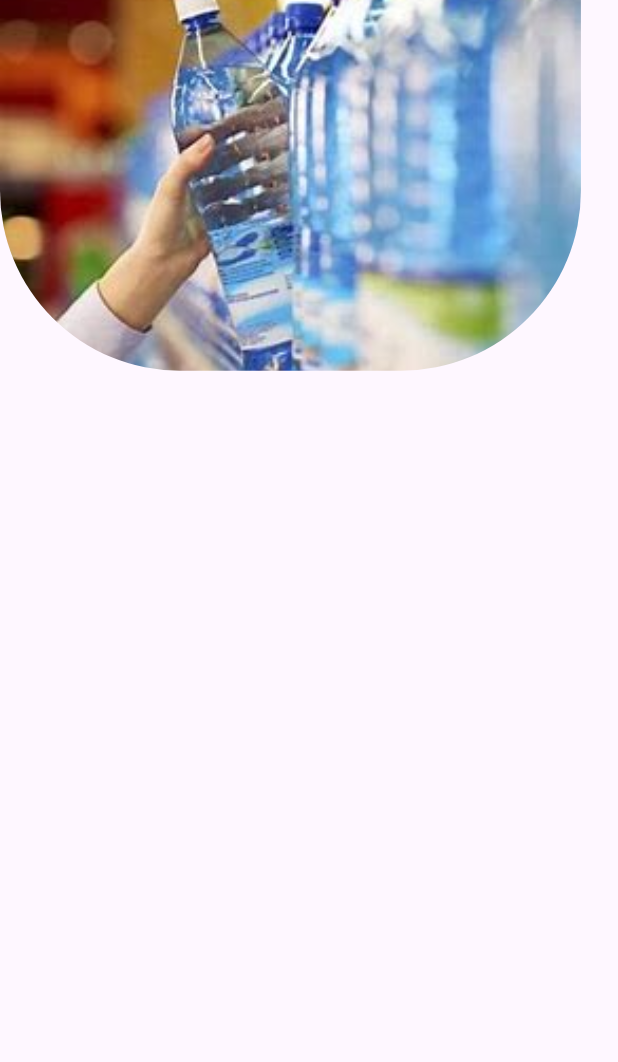
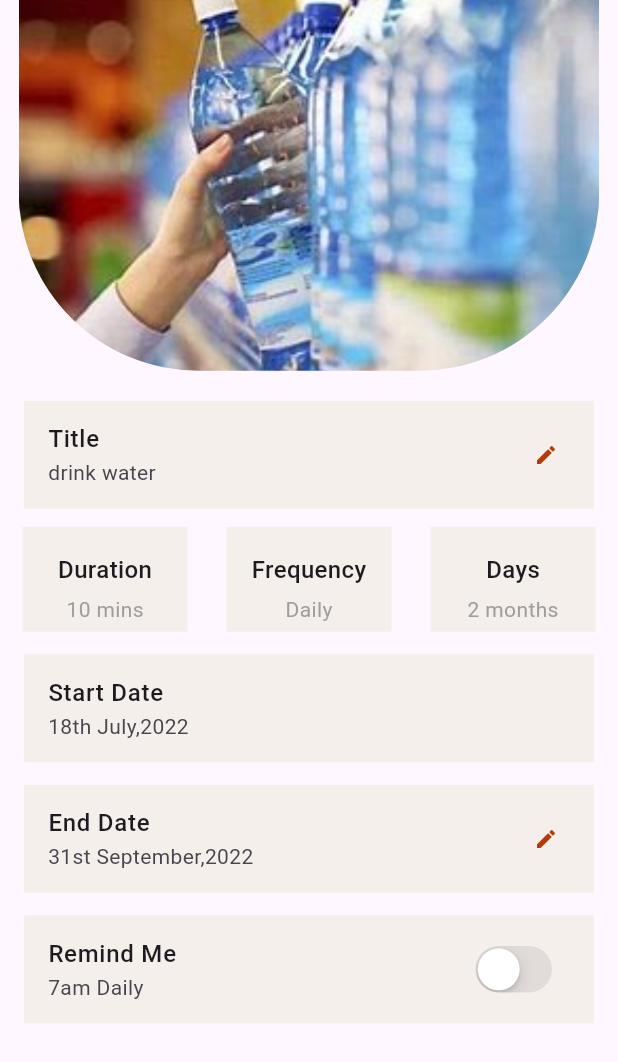
Before and after one commit to Sparklinglily/Habit-Tracker-App, a Flutter app: the HabitsPage screen opened by its route, after a tap on "Drink water", on a phone screen of 412 x 824 dp. Shown: the top 1062 px of the screen. Run offline on Flutter 3.47's test engine with Material 3 defaults, Android fonts, the phone set to English and light mode, and no system bars; our stand-ins replace cloud_firestore, email_validator, firebase_auth, firebase_core, flutter_slidable, get and 4 more; missing offline and left inert: dart:ffi; accounts and stored records are empty; network calls fail.

Commit message:
habitdetails page

```diff
--- /dev/null
+++ b/lib/presentation/views/MainScreens/bottomNavButtons/Habit/Widgets/habitDetailsTile.dart
@@ -0,0 +1,35 @@
+import 'package:flutter/material.dart';
+
+class HabitDetailsTile extends StatelessWidget {
+  final String title;
+  final String subTitle;
+  final Widget? icon;
+  final Widget? switchButton;
+  const HabitDetailsTile(
+      {required this.title,
+      required this.subTitle,
+      this.icon,
+      this.switchButton,
+      super.key});
+
+  @override
+  Widget build(BuildContext context) {
+    return Padding(
+      padding: const EdgeInsets.only(left: 16.0, right: 16),
+      child: Container(
+        color: Color.fromARGB(255, 245, 239, 235),
+        child: ListTile(
+          title: Text(
+            title,
+            style: TextStyle(fontSize: 16, fontWeight: FontWeight.w500),
+          ),
+          subtitle: Text(
+            subTitle,
+            style: TextStyle(fontSize: 14),
+          ),
+          trailing: icon ?? switchButton,
+        ),
+      ),
+    );
+  }
+}
--- a/lib/presentation/views/MainScreens/bottomNavButtons/Habit/habit_details_page.dart
+++ b/lib/presentation/views/MainScreens/bottomNavButtons/Habit/habit_details_page.dart
@@ -1,7 +1,17 @@
+import 'package:flutter/cupertino.dart';
 import 'package:flutter/material.dart';
+import 'package:habit_help/presentation/styles/constants.dart';
+import 'package:habit_help/presentation/views/MainScreens/bottomNavButtons/Habit/Widgets/habitDetailsTile.dart';
 
-class HabitDetailsPage extends StatelessWidget {
+class HabitDetailsPage extends StatefulWidget {
   const HabitDetailsPage({super.key});
+
+  @override
+  State<HabitDetailsPage> createState() => _HabitDetailsPageState();
+}
+
+class _HabitDetailsPageState extends State<HabitDetailsPage> {
+  bool status = false;
 
   @override
   Widget build(BuildContext context) {
@@ -9,6 +19,7 @@ class HabitDetailsPage extends StatelessWidget {
     return Scaffold(
       body: SafeArea(
         child: SingleChildScrollView(
+          physics: const BouncingScrollPhysics(),
           child: Column(
             children: [
               Container(
@@ -31,6 +42,142 @@ class HabitDetailsPage extends StatelessWidget {
                     fit: BoxFit.cover,
                   ),
                 ),
+              ),
+              const SizedBox(
+                height: 20,
+              ),
+              const HabitDetailsTile(
+                title: 'Title',
+                subTitle: 'drink water',
+                icon: Icon(
+                  Icons.edit,
+                  color: primaryDark,
+                  size: 16,
+                ),
+              ),
+              const SizedBox(
+                height: 12,
+              ),
+              Padding(
+                padding: const EdgeInsets.only(left: 15.0, right: 15.0),
+                child: Row(
+                  // crossAxisAlignment: CrossAxisAlignment.center,
+                  mainAxisAlignment: MainAxisAlignment.spaceBetween,
+                  children: [
+                    Container(
+                      height: 70,
+                      width: 110,
+                      decoration: const BoxDecoration(
+                        color: Color.fromARGB(255, 245, 239, 235),
+                      ),
+                      child: const Column(
+                        crossAxisAlignment: CrossAxisAlignment.center,
+                        children: [
+                          SizedBox(
+                            height: 17,
+                          ),
+                          Text(
+                            'Duration',
+                            style: TextStyle(
+                                fontWeight: FontWeight.w500, fontSize: 16),
+                          ),
+                          SizedBox(
+                            height: 5,
+                          ),
+                          Text(
+                            '10 mins',
+                            style: TextStyle(color: Colors.grey),
+                          ),
+                        ],
+                      ),
+                    ),
+                    Container(
+                      height: 70,
+                      width: 110,
+                      decoration: const BoxDecoration(
+                        color: Color.fromARGB(255, 245, 239, 235),
+                      ),
+                      child: const Column(
+                        children: [
+                          SizedBox(
+                            height: 17,
+                          ),
+                          Text(
+                            'Frequency',
+                            style: TextStyle(
+                                fontWeight: FontWeight.w500, fontSize: 16),
+                          ),
+                          SizedBox(
+                            height: 5,
+                          ),
+                          Text(
+                            'Daily',
+                            style: TextStyle(color: Colors.grey),
+                          ),
+                        ],
+                      ),
+                    ),
+                    Container(
+                      height: 70,
+                      width: 110,
+                      decoration: const BoxDecoration(
+                        color: Color.fromARGB(255, 245, 239, 235),
+                      ),
+                      child: const Column(
+                        children: [
+                          SizedBox(
+                            height: 17,
+                          ),
+                          Text(
+                            'Days',
+                            style: TextStyle(
+                                fontWeight: FontWeight.w500, fontSize: 16),
+                          ),
+                          SizedBox(
+                            height: 5,
+                          ),
+                          Text(
+                            '2 months',
+                            style: TextStyle(color: Colors.grey),
+                          ),
+                        ],
+                      ),
+                    ),
+                  ],
+                ),
+              ),
+              const SizedBox(
+                height: 15,
+              ),
+              const HabitDetailsTile(
+                  title: 'Start Date', subTitle: '18th July,2022'),
+              const SizedBox(
+                height: 15,
+              ),
+              const HabitDetailsTile(
+                title: 'End Date',
+                subTitle: '31st September,2022',
+                icon: Icon(
+                  Icons.edit,
+                  color: primaryDark,
+                  size: 16,
+                ),
+              ),
+              const SizedBox(
+                height: 15,
+              ),
+              HabitDetailsTile(
+                title: 'Remind Me',
+                subTitle: '7am Daily',
+                switchButton: CupertinoSwitch(
+                  activeColor: primaryDark,
+                  onChanged: (value) {
+                    setState(() {
+                      status = value;
+                    });
+                  },
+                  value: status,
+                ),
               )
             ],
           ),
--- a/lib/presentation/views/MainScreens/bottomNavButtons/Habit/habits.dart
+++ b/lib/presentation/views/MainScreens/bottomNavButtons/Habit/habits.dart
@@ -13,7 +13,7 @@ class HabitsPage extends StatelessWidget {
           appBar: AppBar(
             automaticallyImplyLeading: true,
             backgroundColor: const Color(0xFFFAFAFA),
-            flexibleSpace: Column(
+            flexibleSpace: const Column(
               children: [
                 TabBar(
                   automaticIndicatorColorAdjustment: true,
```
